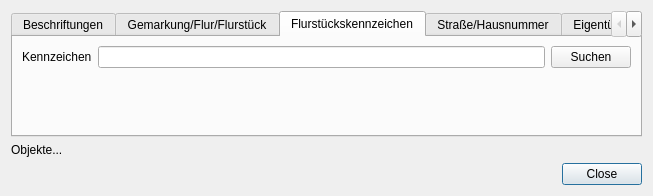
Qt form search.ui (norBIT/alkisplugin) before a commit.
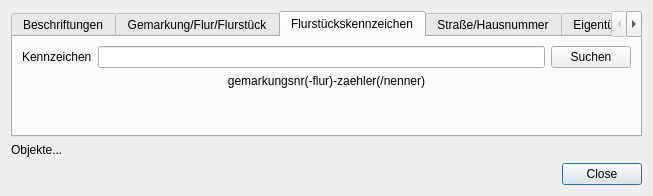
The same form after that commit. The open tabs and pages were chosen to show the change.

Commit message: Gemarkung/Flur/Flurstück-Suche: Felder entkoppeln

The edit to the form file:
```diff
--- a/search.ui
+++ b/search.ui
@@ -186,7 +186,7 @@
          </property>
         </widget>
        </item>
-       <item row="1" column="1">
+       <item row="2" column="1">
         <spacer name="verticalSpacer_2">
          <property name="orientation">
           <enum>Qt::Vertical</enum>
@@ -209,6 +209,16 @@
          </property>
         </widget>
        </item>
+       <item row="1" column="0" colspan="3">
+        <widget class="QLabel" name="label">
+         <property name="text">
+          <string>gemarkungsnr(-flur)-zaehler(/nenner)</string>
+         </property>
+         <property name="alignment">
+          <set>Qt::AlignCenter</set>
+         </property>
+        </widget>
+       </item>
       </layout>
      </widget>
      <widget class="QWidget" name="tabSTRHNR">
```
Left out of the diff: 2 changed lines with no effect on the pictures. The commit also changes 3 other files.
